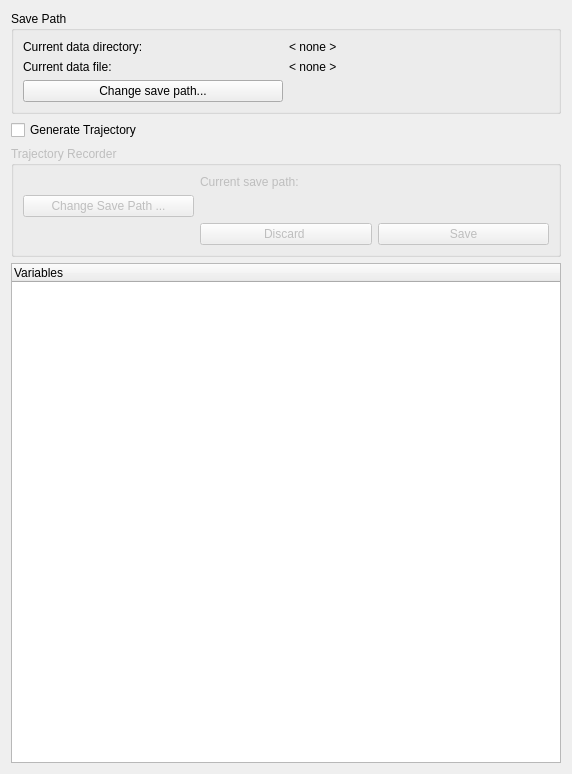
Above: modules/datarecorder/datarecorder_dialog.ui from tud-hri/joan before the change. Below: the same form after it.
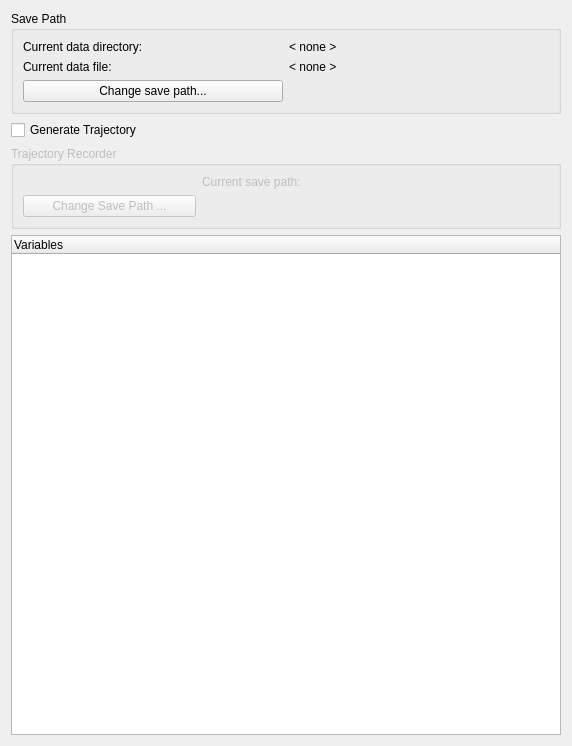
That is the form after the change.

Commit message: gui functionality trajectory recorder

What changed in the file:
```diff
--- a/modules/datarecorder/datarecorder_dialog.ui
+++ b/modules/datarecorder/datarecorder_dialog.ui
@@ -93,27 +93,6 @@
       <string>Trajectory Recorder</string>
      </property>
      <layout class="QGridLayout" name="gridLayout_2">
-      <item row="5" column="2">
-       <widget class="QPushButton" name="btn_save">
-        <property name="text">
-         <string>Save</string>
-        </property>
-       </widget>
-      </item>
-      <item row="1" column="0">
-       <widget class="QPushButton" name="btn_trajectory_path">
-        <property name="text">
-         <string>Change Save Path ...</string>
-        </property>
-       </widget>
-      </item>
-      <item row="5" column="1">
-       <widget class="QPushButton" name="btn_discard">
-        <property name="text">
-         <string>Discard </string>
-        </property>
-       </widget>
-      </item>
       <item row="1" column="1" colspan="2">
        <widget class="QLabel" name="label_trajectory_path">
         <property name="text">
@@ -128,6 +107,13 @@
         </property>
        </widget>
       </item>
+      <item row="1" column="0">
+       <widget class="QPushButton" name="btn_trajectory_path">
+        <property name="text">
+         <string>Change Save Path ...</string>
+        </property>
+       </widget>
+      </item>
      </layout>
     </widget>
    </item>
```
The commit also changes 1 other file.
